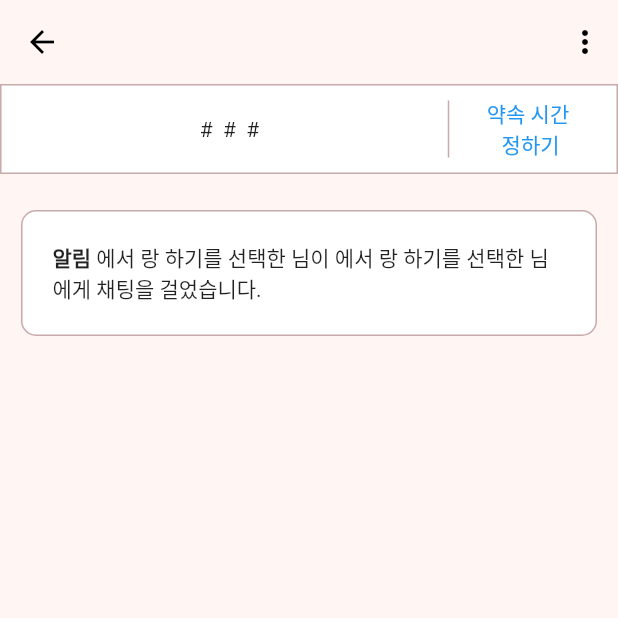
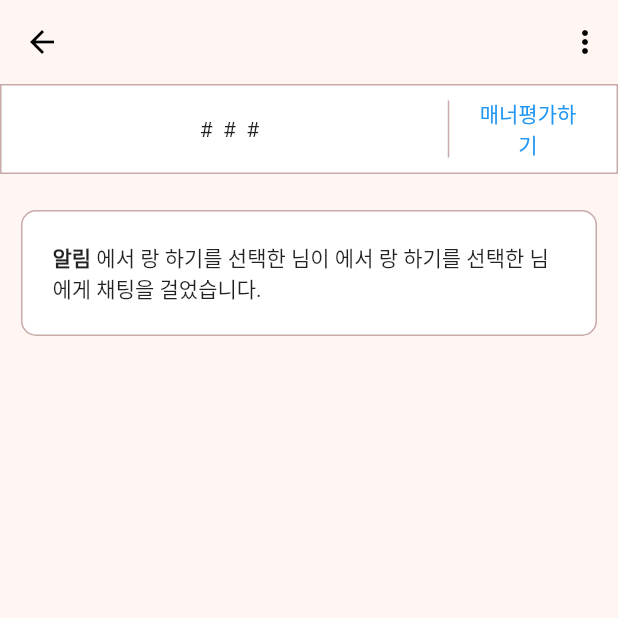
Before and after one commit to TEAM-LINRING/LINRING-FRONT, a Flutter app: the ChatScreen screen opened directly with empty values, on a phone screen of 412 x 824 dp, the top half of it. Run offline on Flutter 3.47's test engine with Material 2 defaults, Android fonts, the phone set to English and light mode, and no system bars; our stand-ins replace carousel_slider, flutter_dotenv, flutter_rating_bar, flutter_secure_storage; missing offline and left inert: omni_datetime_picker; accounts and stored records are empty; network calls fail; Roboto replaces fonts that are missing (Pretendard).

Commit message:
Refactor: 불필요한 코드 제거

```diff
--- a/lib/screens/chat_screen.dart
+++ b/lib/screens/chat_screen.dart
@@ -11,7 +11,6 @@ import 'package:linring_front_flutter/screens/report_screen.dart';
 import 'package:linring_front_flutter/widgets/custom_appbar.dart';
 import 'package:http/http.dart' as http;
 import 'package:linring_front_flutter/widgets/custom_outlined_button.dart';
-import 'package:linring_front_flutter/widgets/rating_modal.dart';
 import 'package:omni_datetime_picker/omni_datetime_picker.dart';
 import 'package:intl/intl.dart';
 
@@ -32,11 +31,7 @@ class _ChatScreenState extends State<ChatScreen> {
   final _controller = TextEditingController();
   final _scrollController = ScrollController();
 
-  bool afterMeeting = false;
-  static const IconData star_rounded = IconData(
-    0xf01d4,
-    fontFamily: 'MaterialIcons',
-  );
+  bool afterMeeting = true;
 
   Future<void> _loadMessages() async {
     String apiAddress = dotenv.get("API_ADDRESS");
```
